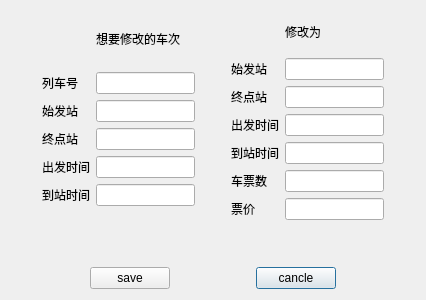
Before: the Qt Designer form changeticketdialog.ui in PuLing0/sdu_Clanguage_Homework, drawn with Qt 5.
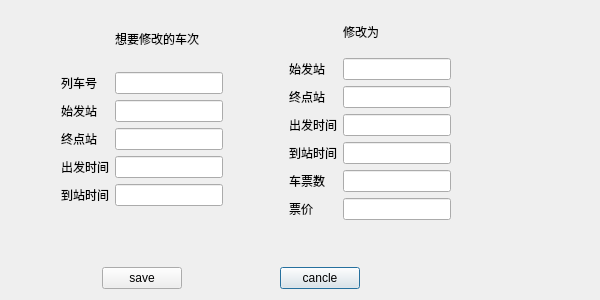
After: the same form once the commit is applied.

The edit to the form file:
```diff
--- a/changeticketdialog.ui
+++ b/changeticketdialog.ui
@@ -6,10 +6,22 @@
    <rect>
     <x>0</x>
     <y>0</y>
-    <width>426</width>
+    <width>600</width>
     <height>300</height>
    </rect>
   </property>
+  <property name="minimumSize">
+   <size>
+    <width>600</width>
+    <height>300</height>
+   </size>
+  </property>
+  <property name="maximumSize">
+   <size>
+    <width>600</width>
+    <height>300</height>
+   </size>
+  </property>
   <property name="windowTitle">
    <string>Dialog</string>
   </property>
@@ -63,7 +75,7 @@
        </property>
        <property name="sizeHint" stdset="0">
         <size>
-         <width>40</width>
+         <width>50</width>
          <height>20</height>
         </size>
        </property>
@@ -264,39 +276,26 @@
       </layout>
      </item>
      <item row="0" column="0">
-      <spacer name="horizontalSpacer_2">
-       <property name="orientation">
-        <enum>Qt::Horizontal</enum>
-       </property>
-       <property name="sizeHint" stdset="0">
-        <size>
-         <width>40</width>
-         <height>20</height>
-        </size>
-       </property>
-      </spacer>
-     </item>
-     <item row="0" column="2">
       <spacer name="horizontalSpacer_3">
        <property name="orientation">
         <enum>Qt::Horizontal</enum>
        </property>
        <property name="sizeHint" stdset="0">
         <size>
-         <width>40</width>
+         <width>50</width>
          <height>20</height>
         </size>
        </property>
       </spacer>
      </item>
-     <item row="0" column="4">
+     <item row="0" column="2">
       <spacer name="horizontalSpacer">
        <property name="orientation">
         <enum>Qt::Horizontal</enum>
        </property>
        <property name="sizeHint" stdset="0">
         <size>
-         <width>40</width>
+         <width>60</width>
          <height>20</height>
         </size>
        </property>
@@ -304,6 +303,19 @@
      </item>
     </layout>
    </item>
+   <item row="0" column="1">
+    <spacer name="horizontalSpacer_2">
+     <property name="orientation">
+      <enum>Qt::Horizontal</enum>
+     </property>
+     <property name="sizeHint" stdset="0">
+      <size>
+       <width>30</width>
+       <height>20</height>
+      </size>
+     </property>
+    </spacer>
+   </item>
   </layout>
  </widget>
  <resources/>
```
Left out of the diff: 164 changed lines with no effect on the pictures.
